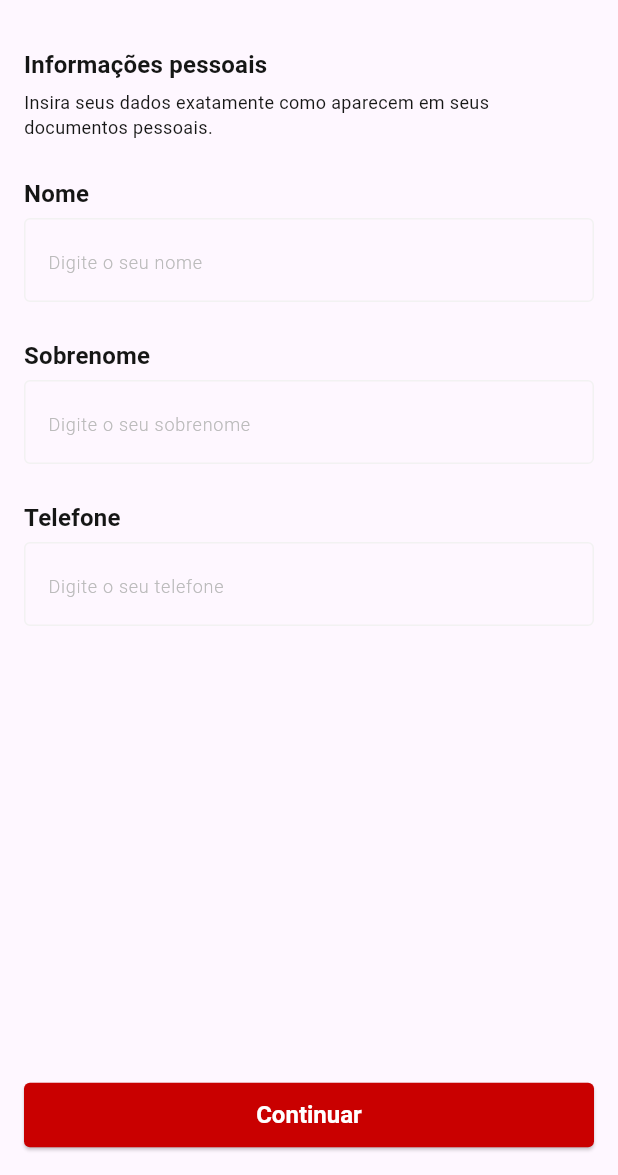
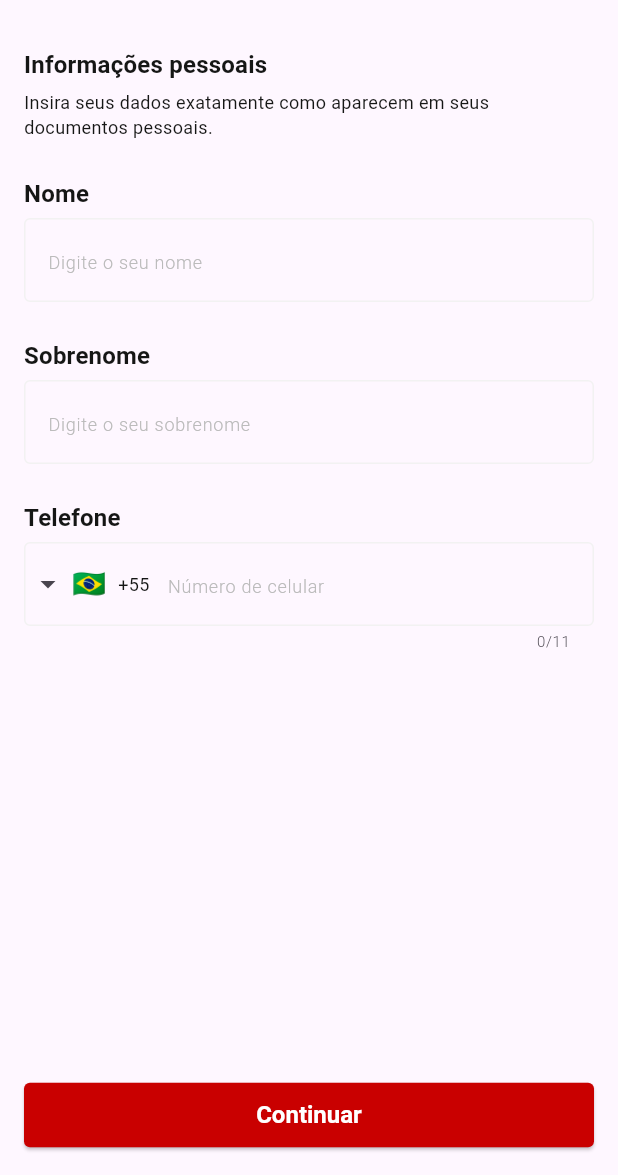
Before and after one commit to joas-barros/frc_prototype, a Flutter app: the RegisterPage screen opened by its route, on a phone screen of 412 x 824 dp, the part 61-1236 px from its top. Run offline on Flutter 3.47's test engine with Material 3 defaults, Android fonts, the phone set to English and light mode, and no system bars; drawn by our look-alikes of intl_phone_field; our stand-ins replace app_links, carousel_slider, flutter_dotenv, flutter_svg, supabase_flutter; accounts and stored records are empty.

Commit message:
refactor: phone input field

```diff
--- a/lib/app/data/auth/auth_service.dart
+++ b/lib/app/data/auth/auth_service.dart
@@ -37,6 +37,8 @@ class AuthService {
     if (response.user == null) {
       throw Exception('Failed to sign up: Invalid email or password.');
     }
+
+    signOut();
   }
 
   // sign out the user
@@ -92,5 +94,7 @@ class AuthService {
         password: newPassword,
       ),
     );
+
+    signOut();
   }
 }
--- a/lib/app/ui/pages/sign-up/register_page.dart
+++ b/lib/app/ui/pages/sign-up/register_page.dart
@@ -1,6 +1,7 @@
 import 'package:florida_rental_car/app/data/model/profile_model.dart';
 import 'package:florida_rental_car/app/ui/core/widgets/regular_text_field.dart';
 import 'package:florida_rental_car/app/ui/pages/sign-up/register_page_2.dart';
+import 'package:florida_rental_car/app/ui/pages/sign-up/widgets/phone_input_field.dart';
 import 'package:flutter/material.dart';
 
 class RegisterPage extends StatefulWidget {
@@ -65,10 +66,8 @@ class _RegisterPageState extends State<RegisterPage> {
                   hintText: "Digite o seu sobrenome",
                 ),
                 SizedBox(height: 24),
-                RegularTextField(
+                PhoneInputField(
                   controller: _phoneController,
-                  labelText: "Telefone",
-                  hintText: "Digite o seu telefone",
                 ),
               ],
             ),
--- /dev/null
+++ b/lib/app/ui/pages/sign-up/widgets/phone_input_field.dart
@@ -0,0 +1,49 @@
+import 'package:florida_rental_car/app/ui/core/app_colors.dart';
+import 'package:flutter/material.dart';
+import 'package:intl_phone_field/intl_phone_field.dart';
+
+class PhoneInputField extends StatelessWidget {
+
+  final TextEditingController controller;
+  const PhoneInputField({super.key, required this.controller});
+
+  @override
+  Widget build(BuildContext context) {
+    return Column(
+      crossAxisAlignment: CrossAxisAlignment.start,
+      children: [
+        Text(
+          'Telefone',
+          style: Theme.of(context).textTheme.titleMedium,
+        ),
+        const SizedBox(height: 4),
+        IntlPhoneField(
+          style: TextStyle(color: Colors.black),
+          decoration: InputDecoration(
+            enabledBorder: OutlineInputBorder(
+              borderRadius: BorderRadius.circular(4.0),
+              borderSide: BorderSide(
+                color: AppColors.textFieldBorderEnabled,
+                width: 1.0,
+              ),
+            ),
+            focusedBorder: OutlineInputBorder(
+              borderRadius: BorderRadius.circular(4.0),
+              borderSide: BorderSide(
+                color: AppColors.textFieldBorder,
+                width: 1.0,
+              ),
+            ),
+            hintText: "Número de celular",
+            hintStyle: Theme.of(context).textTheme.labelSmall,
+          ),
+          initialCountryCode: 'BR',
+          onChanged: (phone) {
+            final String phoneNumber = phone.completeNumber;
+            controller.text = phoneNumber;
+          },
+        ),
+      ],
+    );;
+  }
+}
--- a/pubspec.yaml
+++ b/pubspec.yaml
@@ -39,6 +39,7 @@ dependencies:
   flutter_svg: ^2.1.0
   app_links: ^6.3.3
   carousel_slider: ^5.0.0
+  intl_phone_field: ^3.2.0
 
 dev_dependencies:
   flutter_test:
```
Also changed, not shown: pubspec.lock.
